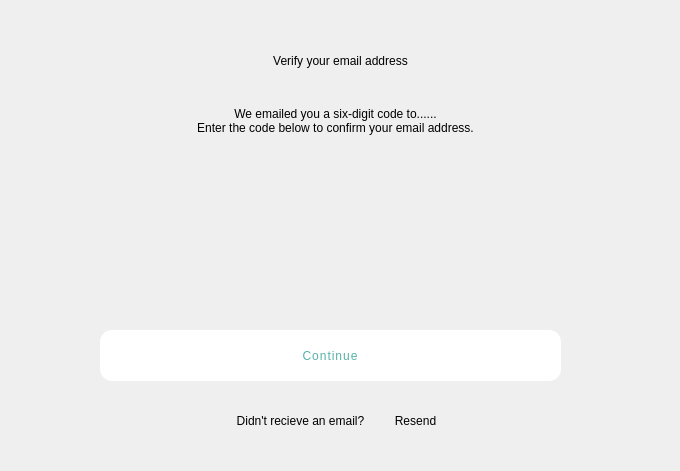
This is signupverify.ui in S-rita/KiddoQuest as Qt 5 draws it before an edit. The edited form follows.
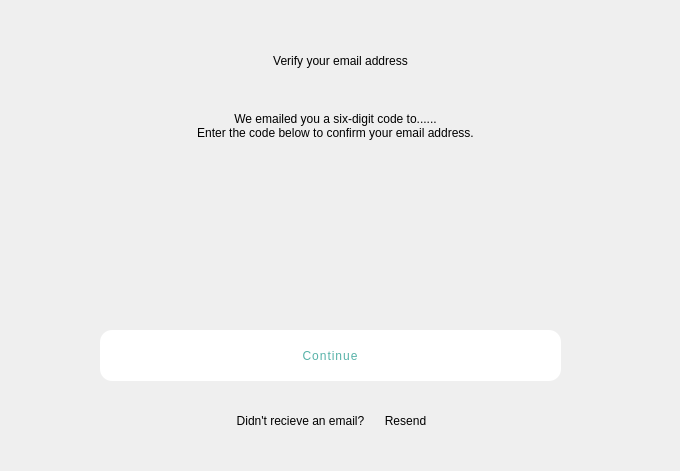
This is the edited form.

```diff
--- a/signupverify.ui
+++ b/signupverify.ui
@@ -17,9 +17,9 @@
    <widget class="QLabel" name="questionText">
     <property name="geometry">
      <rect>
-      <x>210</x>
+      <x>220</x>
       <y>400</y>
-      <width>181</width>
+      <width>161</width>
       <height>41</height>
      </rect>
     </property>
@@ -39,7 +39,7 @@
       <x>80</x>
       <y>100</y>
       <width>511</width>
-      <height>41</height>
+      <height>51</height>
      </rect>
     </property>
     <property name="styleSheet">
@@ -56,7 +56,7 @@
    <widget class="QPushButton" name="resendButton">
     <property name="geometry">
      <rect>
-      <x>390</x>
+      <x>380</x>
       <y>400</y>
       <width>51</width>
       <height>41</height>
```
Left out of the diff: 7 changed lines with no effect on the pictures.
